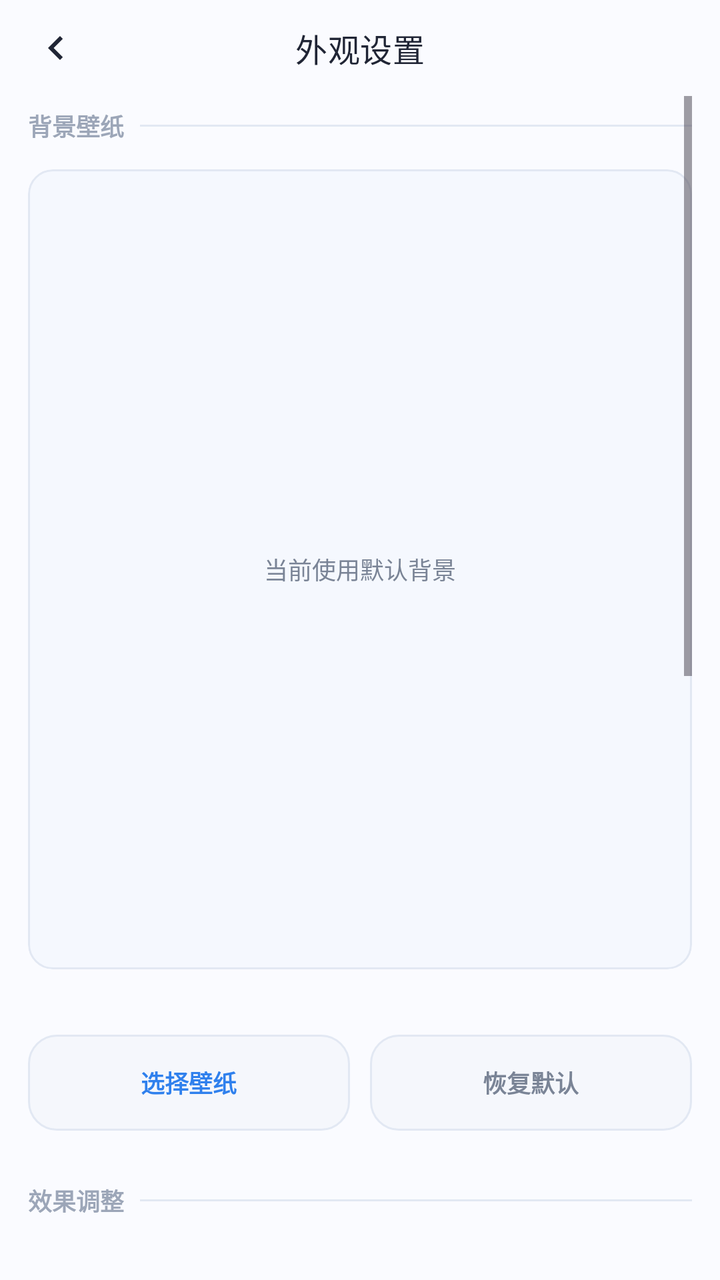
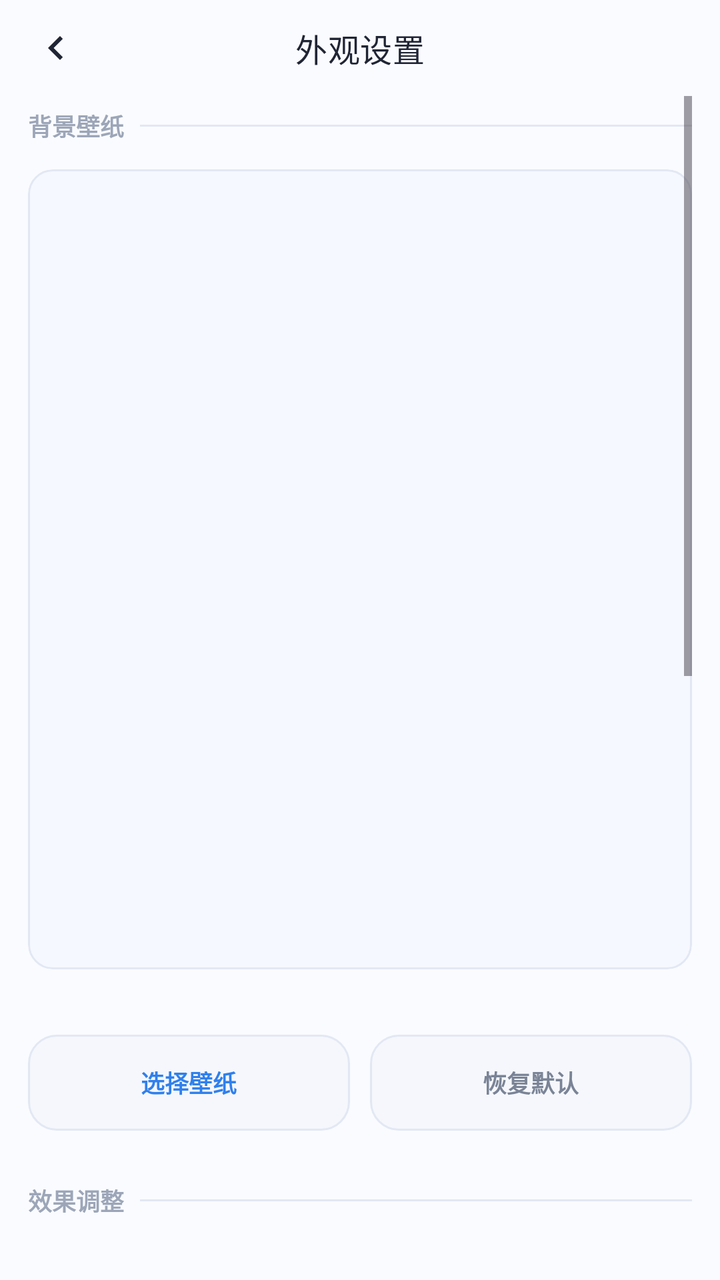

Screens rendered from an Android XML layout before and after an edit, with the pre-edit source and the edit as a unified diff.
<!-- AndroidManifest.xml: application theme Theme.ManTou -->
<!-- res/layout/activity_appearance_settings.xml -->
<?xml version="1.0" encoding="utf-8"?>
<LinearLayout xmlns:android="http://schemas.android.com/apk/res/android"
    xmlns:app="http://schemas.android.com/apk/res-auto"
    android:id="@+id/main"
    android:layout_width="match_parent"
    android:layout_height="match_parent"
    android:background="@color/mt_background"
    android:orientation="vertical">

    <com.google.android.material.appbar.MaterialToolbar
        android:id="@+id/toolbar"
        android:layout_width="match_parent"
        android:layout_height="48dp"
        android:background="@color/mt_background"
        app:navigationIcon="@drawable/ic_arrow_back"
        app:navigationIconTint="@color/mt_text_primary"
        app:title="外观设置"
        app:titleCentered="true"
        app:titleTextColor="@color/mt_text_primary"
        app:titleTextAppearance="@style/TextAppearance.Material3.TitleMedium" />

    <ScrollView
        android:layout_width="match_parent"
        android:layout_height="0dp"
        android:layout_weight="1"
        android:clipToPadding="false"
        android:overScrollMode="never"
        android:paddingHorizontal="14dp"
        android:paddingBottom="16dp">

        <LinearLayout
            android:layout_width="match_parent"
            android:layout_height="wrap_content"
            android:orientation="vertical">

            <LinearLayout
                android:layout_width="match_parent"
                android:layout_height="wrap_content"
                android:layout_marginTop="6dp"
                android:gravity="center_vertical"
                android:orientation="horizontal">

                <TextView
                    android:layout_width="wrap_content"
                    android:layout_height="wrap_content"
                    android:text="背景壁纸"
                    android:textColor="@color/mt_text_muted"
                    android:textSize="12sp"
                    android:textStyle="bold" />

                <View
                    android:layout_width="0dp"
                    android:layout_height="1dp"
                    android:layout_marginStart="8dp"
                    android:layout_weight="1"
                    android:background="@color/mt_outline" />
            </LinearLayout>

            <FrameLayout
                android:layout_width="match_parent"
                android:layout_height="400dp"
                android:layout_marginTop="13dp"
                android:background="@drawable/bg_wallpaper_preview"
                android:clipToOutline="true"
                android:padding="1dp">

                <ImageView
                    android:id="@+id/ivWallpaperPreview"
                    android:layout_width="match_parent"
                    android:layout_height="match_parent"
                    android:contentDescription="@null"
                    android:scaleType="centerCrop" />

                <View
                    android:id="@+id/wallpaperPreviewMask"
                    android:layout_width="match_parent"
                    android:layout_height="match_parent"
                    android:visibility="gone" />

                <TextView
                    android:id="@+id/tvWallpaperEmpty"
                    android:layout_width="match_parent"
                    android:layout_height="match_parent"
                    android:gravity="center"
                    android:text="当前使用默认背景"
                    android:textColor="@color/mt_text_secondary"
                    android:textSize="12sp" />
            </FrameLayout>

            <TextView
                android:id="@+id/tvWallpaperPath"
                android:layout_width="match_parent"
                android:layout_height="wrap_content"
                android:layout_marginTop="7dp"
                android:ellipsize="middle"
                android:maxLines="1"
                android:textColor="@color/mt_text_secondary"
                android:textSize="10sp" />

            <LinearLayout
                android:layout_width="match_parent"
                android:layout_height="wrap_content"
                android:layout_marginTop="12dp"
                android:gravity="center_vertical"
                android:orientation="horizontal">

                <TextView
                    android:id="@+id/btnChooseWallpaper"
                    android:layout_width="0dp"
                    android:layout_height="48dp"
                    android:layout_marginEnd="5dp"
                    android:layout_weight="1"
                    android:background="@drawable/bg_settings_save_button"
                    android:clickable="true"
                    android:focusable="true"
                    android:foreground="?attr/selectableItemBackground"
                    android:gravity="center"
                    android:text="选择壁纸"
                    android:textColor="@color/mt_primary"
                    android:textSize="12sp"
                    android:textStyle="bold" />

                <TextView
                    android:id="@+id/btnClearWallpaper"
                    android:layout_width="0dp"
                    android:layout_height="48dp"
                    android:layout_marginStart="5dp"
                    android:layout_weight="1"
                    android:background="@drawable/bg_settings_save_button"
                    android:clickable="true"
                    android:focusable="true"
                    android:foreground="?attr/selectableItemBackground"
                    android:gravity="center"
                    android:text="恢复默认"
                    android:textColor="@color/mt_text_secondary"
                    android:textSize="12sp"
                    android:textStyle="bold" />
            </LinearLayout>

            <LinearLayout
                android:layout_width="match_parent"
                android:layout_height="wrap_content"
                android:layout_marginTop="26dp"
                android:gravity="center_vertical"
                android:orientation="horizontal">

                <TextView
                    android:layout_width="wrap_content"
                    android:layout_height="wrap_content"
                    android:text="效果调整"
                    android:textColor="@color/mt_text_muted"
                    android:textSize="12sp"
                    android:textStyle="bold" />

                <View
                    android:layout_width="0dp"
                    android:layout_height="1dp"
                    android:layout_marginStart="8dp"
                    android:layout_weight="1"
                    android:background="@color/mt_outline" />
            </LinearLayout>

            <TextView
                android:id="@+id/tvBlurTitle"
                android:layout_width="match_parent"
                android:layout_height="wrap_content"
                android:layout_marginTop="22dp"
                android:textColor="@color/mt_text_primary"
                android:textSize="15sp"
                android:textStyle="bold" />

            <TextView
                android:layout_width="match_parent"
                android:layout_height="wrap_content"
                android:layout_marginTop="4dp"
                android:text="调节图片上方蒙版的柔化程度"
                android:textColor="@color/mt_text_secondary"
                android:textSize="12sp" />

            <SeekBar
                android:id="@+id/seekBlur"
                android:layout_width="match_parent"
                android:layout_height="40dp"
                android:layout_marginHorizontal="8dp"
                android:layout_marginTop="8dp"
                android:max="30"
                android:progressTint="@color/mt_primary"
                android:thumbTint="@color/mt_primary" />

            <TextView
                android:id="@+id/tvMaskStrengthTitle"
                android:layout_width="match_parent"
                android:layout_height="wrap_content"
                android:layout_marginTop="18dp"
                android:textColor="@color/mt_text_primary"
                android:textSize="15sp"
                android:textStyle="bold" />

            <TextView
                android:layout_width="match_parent"
                android:layout_height="wrap_content"
                android:layout_marginTop="4dp"
                android:text="自动模式只取最低必要强度，并限制过度遮挡"
                android:textColor="@color/mt_text_secondary"
                android:textSize="12sp" />

            <SeekBar
                android:id="@+id/seekMaskStrength"
                android:layout_width="match_parent"
                android:layout_height="40dp"
                android:layout_marginHorizontal="8dp"
                android:layout_marginTop="8dp"
                android:max="80"
                android:progressTint="@color/mt_primary"
                android:thumbTint="@color/mt_primary" />

            <TextView
                android:id="@+id/tvMaskToneTitle"
                android:layout_width="match_parent"
                android:layout_height="wrap_content"
                android:layout_marginTop="18dp"
                android:textColor="@color/mt_text_primary"
                android:textSize="15sp"
                android:textStyle="bold" />

            <TextView
                android:layout_width="match_parent"
                android:layout_height="wrap_content"
                android:layout_marginTop="4dp"
                android:text="提亮或压暗蒙版，不会直接修改原图"
                android:textColor="@color/mt_text_secondary"
                android:textSize="12sp" />

            <SeekBar
                android:id="@+id/seekMaskTone"
                android:layout_width="match_parent"
                android:layout_height="40dp"
                android:layout_marginHorizontal="8dp"
                android:layout_marginTop="8dp"
                android:max="200"
                android:progressTint="@color/mt_primary"
                android:thumbTint="@color/mt_primary" />

            <TextView
                android:id="@+id/tvTextSizeTitle"
                android:layout_width="match_parent"
                android:layout_height="wrap_content"
                android:layout_marginTop="18dp"
                android:textColor="@color/mt_text_primary"
                android:textSize="15sp"
                android:textStyle="bold" />

            <TextView
                android:layout_width="match_parent"
                android:layout_height="wrap_content"
                android:layout_marginTop="4dp"
                android:text="调整用户消息、AI 回复、生成流程与思考区字号"
                android:textColor="@color/mt_text_secondary"
                android:textSize="12sp" />

            <SeekBar
                android:id="@+id/seekTextSize"
                android:layout_width="match_parent"
                android:layout_height="40dp"
                android:layout_marginHorizontal="8dp"
                android:layout_marginTop="8dp"
                android:max="100"
                android:progressTint="@color/mt_primary"
                android:thumbTint="@color/mt_primary" />

            <TextView
                android:layout_width="match_parent"
                android:layout_height="wrap_content"
                android:layout_marginTop="22dp"
                android:text="聊天文本颜色"
                android:textColor="@color/mt_text_primary"
                android:textSize="15sp"
                android:textStyle="bold" />

            <TextView
                android:layout_width="match_parent"
                android:layout_height="wrap_content"
                android:layout_marginTop="4dp"
                android:text="默认会自动跟随背景明暗，也可以改成固定颜色"
                android:textColor="@color/mt_text_secondary"
                android:textSize="12sp" />

            <HorizontalScrollView
                android:layout_width="match_parent"
                android:layout_height="wrap_content"
                android:layout_marginTop="12dp"
                android:clipToPadding="false"
                android:overScrollMode="never"
                android:scrollbars="none">

                <LinearLayout
                    android:id="@+id/colorOptions"
                    android:layout_width="wrap_content"
                    android:layout_height="wrap_content"
                    android:gravity="center_vertical"
                    android:orientation="horizontal" />
            </HorizontalScrollView>

            <EditText
                android:id="@+id/etCustomColor"
                android:layout_width="match_parent"
                android:layout_height="56dp"
                android:layout_marginTop="16dp"
                android:background="@drawable/bg_appearance_input"
                android:hint="自定义色号"
                android:inputType="text"
                android:maxLines="1"
                android:paddingHorizontal="16dp"
                android:textColor="@color/mt_text_primary"
                android:textColorHint="@color/mt_text_muted"
                android:textSize="15sp" />

            <TextView
                android:layout_width="match_parent"
                android:layout_height="wrap_content"
                android:layout_marginTop="12dp"
                android:text="图片会在聊天背景中尽量贴近预览效果。"
                android:textColor="@color/mt_text_secondary"
                android:textSize="12sp" />
        </LinearLayout>
    </ScrollView>
</LinearLayout>
<!-- resources referenced by this layout -->
<resources>
  <color name="mt_background">#FAFBFF</color>
  <color name="mt_outline">#E2E8F3</color>
  <color name="mt_primary">#2F80ED</color>
  <color name="mt_text_muted">#9CA6B8</color>
  <color name="mt_surface">#FFFFFF</color>
  <style name="Base.Theme.ManTou" parent="Theme.Material3.Light.NoActionBar">
          <item name="colorPrimary">@color/mt_primary</item>
          <item name="colorOnPrimary">@color/mt_on_primary</item>
          <item name="colorPrimaryContainer">@color/mt_surface_blue</item>
          <item name="colorOnPrimaryContainer">@color/mt_primary_dark</item>
          <item name="colorSecondary">@color/mt_primary_dark</item>
          <item name="colorOnSecondary">@color/mt_on_primary</item>
          <item name="colorSurface">@color/mt_surface</item>
          <item name="colorOnSurface">@color/mt_text_primary</item>
          <item name="colorSurfaceVariant">@color/mt_surface_soft</item>
          <item name="colorOnSurfaceVariant">@color/mt_text_secondary</item>
          <item name="android:colorBackground">@color/mt_background</item>
          <item name="colorOutline">@color/mt_outline</item>
          <item name="colorError">@color/mt_error</item>
          <item name="android:colorAccent">@color/mt_primary</item>
          <item name="android:fontFamily">sans-serif</item>
          <item name="android:statusBarColor">@android:color/transparent</item>
          <item name="android:navigationBarColor">@color/mt_surface</item>
          <item name="android:windowLightStatusBar">true</item>
          <item name="android:windowLightNavigationBar">true</item>
          <item name="android:windowBackground">@color/mt_background</item>
          <item name="android:alertDialogTheme">@style/ThemeOverlay.ManTou.GlassAlertDialog</item>
          <item name="alertDialogTheme">@style/ThemeOverlay.ManTou.GlassAlertDialog</item>
          <item name="materialAlertDialogTheme">@style/ThemeOverlay.ManTou.GlassAlertDialog</item>
      </style>
  <color name="mt_on_primary">#FFFFFF</color>
  <color name="mt_primary_dark">#1F5FBF</color>
  <color name="mt_error">#E65353</color>
  <style name="ThemeOverlay.ManTou.GlassAlertDialog" parent="ThemeOverlay.ManTou.GlassAlertDialog.Base" />
  <style name="ThemeOverlay.ManTou.GlassAlertDialog.Base" parent="ThemeOverlay.Material3.MaterialAlertDialog">
          <item name="android:windowBackground">@drawable/bg_dialog_glass</item>
          <item name="android:colorBackgroundFloating">@color/mt_dialog_glass</item>
          <item name="android:backgroundDimEnabled">true</item>
          <item name="android:backgroundDimAmount">0.28</item>
          <item name="backgroundTint">@android:color/transparent</item>
          <item name="backgroundInsetStart">24dp</item>
          <item name="backgroundInsetEnd">24dp</item>
          <item name="backgroundInsetTop">24dp</item>
          <item name="backgroundInsetBottom">24dp</item>
          <item name="colorSurface">@color/mt_dialog_glass</item>
          <item name="shapeAppearanceOverlay">@style/ShapeAppearance.ManTou.Dialog</item>
          <item name="android:windowAnimationStyle">@style/MtDialogAnimation</item>
      </style>
  <!-- drawable bg_dialog_glass (drawable) -->
  <?xml version="1.0" encoding="utf-8"?>
  <shape xmlns:android="http://schemas.android.com/apk/res/android"
      android:shape="rectangle">
      <solid android:color="@color/mt_dialog_glass" />
      <corners android:radius="24dp" />
      <stroke
          android:width="1dp"
          android:color="@color/mt_dialog_glass_stroke" />
  </shape>
  <color name="mt_dialog_glass">#EFFFFFFF</color>
  <style name="ShapeAppearance.ManTou.Dialog" parent="">
          <item name="cornerFamily">rounded</item>
          <item name="cornerSize">24dp</item>
      </style>
  <style name="MtDialogAnimation" parent="">
          <item name="android:windowEnterAnimation">@anim/dialog_fade_in</item>
          <item name="android:windowExitAnimation">@anim/dialog_fade_out</item>
      </style>
  <color name="mt_dialog_glass_stroke">#B8FFFFFF</color>
  <!-- unchanged entries left out for length: 9 -->
</resources>

<!-- the commit's change to res/layout/activity_appearance_settings.xml (unified diff, before → after) -->
@@ -76,15 +76,6 @@
                     android:layout_width="match_parent"
                     android:layout_height="match_parent"
                     android:visibility="gone" />
-
-                <TextView
-                    android:id="@+id/tvWallpaperEmpty"
-                    android:layout_width="match_parent"
-                    android:layout_height="match_parent"
-                    android:gravity="center"
-                    android:text="当前使用默认背景"
-                    android:textColor="@color/mt_text_secondary"
-                    android:textSize="12sp" />
             </FrameLayout>
 
             <TextView
<!-- resource entries referenced after the edit -->
@@ -26,48 +26,10 @@
           <item name="android:windowLightStatusBar">true</item>
           <item name="android:windowLightNavigationBar">true</item>
           <item name="android:windowBackground">@color/mt_background</item>
-          <item name="android:alertDialogTheme">@style/ThemeOverlay.ManTou.GlassAlertDialog</item>
-          <item name="alertDialogTheme">@style/ThemeOverlay.ManTou.GlassAlertDialog</item>
-          <item name="materialAlertDialogTheme">@style/ThemeOverlay.ManTou.GlassAlertDialog</item>
       </style>
   <color name="mt_on_primary">#FFFFFF</color>
   <color name="mt_primary_dark">#1F5FBF</color>
   <color name="mt_error">#E65353</color>
-  <style name="ThemeOverlay.ManTou.GlassAlertDialog" parent="ThemeOverlay.ManTou.GlassAlertDialog.Base" />
-  <style name="ThemeOverlay.ManTou.GlassAlertDialog.Base" parent="ThemeOverlay.Material3.MaterialAlertDialog">
-          <item name="android:windowBackground">@drawable/bg_dialog_glass</item>
-          <item name="android:colorBackgroundFloating">@color/mt_dialog_glass</item>
-          <item name="android:backgroundDimEnabled">true</item>
-          <item name="android:backgroundDimAmount">0.28</item>
-          <item name="backgroundTint">@android:color/transparent</item>
-          <item name="backgroundInsetStart">24dp</item>
-          <item name="backgroundInsetEnd">24dp</item>
-          <item name="backgroundInsetTop">24dp</item>
-          <item name="backgroundInsetBottom">24dp</item>
-          <item name="colorSurface">@color/mt_dialog_glass</item>
-          <item name="shapeAppearanceOverlay">@style/ShapeAppearance.ManTou.Dialog</item>
-          <item name="android:windowAnimationStyle">@style/MtDialogAnimation</item>
-      </style>
-  <!-- drawable bg_dialog_glass (drawable) -->
-  <?xml version="1.0" encoding="utf-8"?>
-  <shape xmlns:android="http://schemas.android.com/apk/res/android"
-      android:shape="rectangle">
-      <solid android:color="@color/mt_dialog_glass" />
-      <corners android:radius="24dp" />
-      <stroke
-          android:width="1dp"
-          android:color="@color/mt_dialog_glass_stroke" />
-  </shape>
-  <color name="mt_dialog_glass">#EFFFFFFF</color>
-  <style name="ShapeAppearance.ManTou.Dialog" parent="">
-          <item name="cornerFamily">rounded</item>
-          <item name="cornerSize">24dp</item>
-      </style>
-  <style name="MtDialogAnimation" parent="">
-          <item name="android:windowEnterAnimation">@anim/dialog_fade_in</item>
-          <item name="android:windowExitAnimation">@anim/dialog_fade_out</item>
-      </style>
-  <color name="mt_dialog_glass_stroke">#B8FFFFFF</color>
   <!-- unchanged entries left out for length: 9 -->
 </resources>
 
